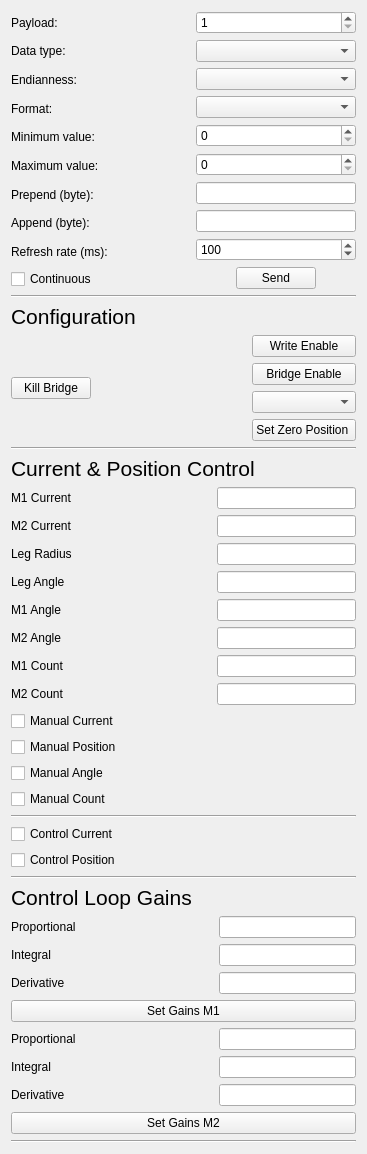
Old version of the form framewidget.ui in the repository BenSchZA/baleka-robotic-leg-qt-app.
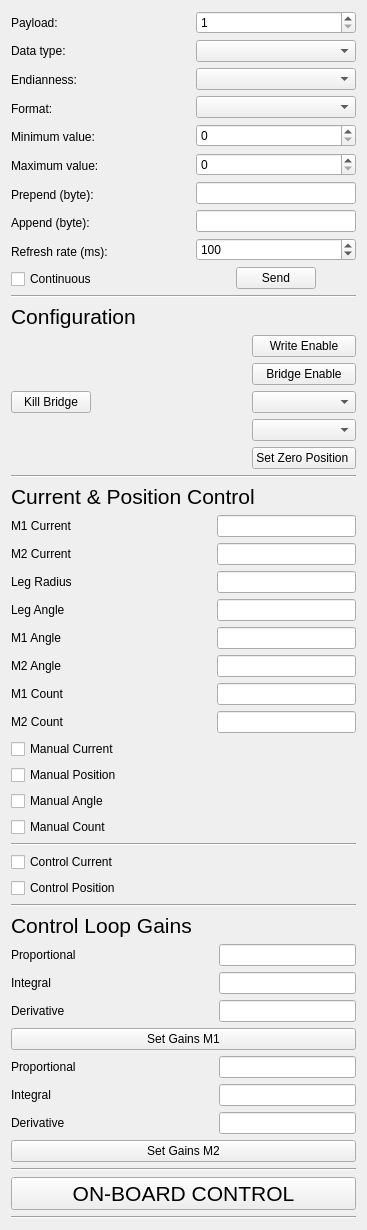
New version of the form.

Commit message: On-board control added

Patch:
```diff
--- a/framewidget.ui
+++ b/framewidget.ui
@@ -7,7 +7,7 @@
     <x>0</x>
     <y>0</y>
     <width>367</width>
-    <height>1056</height>
+    <height>1220</height>
    </rect>
   </property>
   <property name="windowTitle">
@@ -90,6 +90,9 @@
          </property>
         </widget>
        </item>
+       <item>
+        <widget class="QComboBox" name="ConfigcomboBox"/>
+       </item>
        <item>
         <widget class="QComboBox" name="GainSetcomboBox"/>
        </item>
@@ -594,6 +597,28 @@
      </item>
     </layout>
    </item>
+   <item row="23" column="0">
+    <widget class="Line" name="line_6">
+     <property name="orientation">
+      <enum>Qt::Horizontal</enum>
+     </property>
+    </widget>
+   </item>
+   <item row="22" column="0">
+    <widget class="QPushButton" name="StartControl">
+     <property name="font">
+      <font>
+       <pointsize>16</pointsize>
+      </font>
+     </property>
+     <property name="acceptDrops">
+      <bool>false</bool>
+     </property>
+     <property name="text">
+      <string>ON-BOARD CONTROL</string>
+     </property>
+    </widget>
+   </item>
   </layout>
  </widget>
  <resources/>
```
The commit also changes 3 other files.
